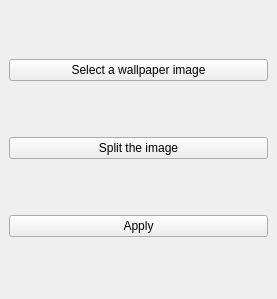
The window that wallpapersplitter.ui (l0drex/WallpaperSplitter) describes before a commit, drawn with Qt 5.
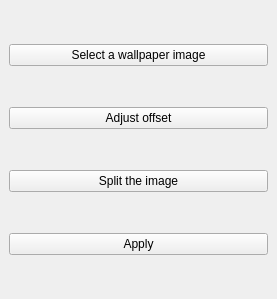
The same window after the commit.

Patch:
```diff
--- a/wallpapersplitter.ui
+++ b/wallpapersplitter.ui
@@ -22,6 +22,13 @@
       </property>
      </widget>
     </item>
+    <item>
+     <widget class="QPushButton" name="offsetButton">
+      <property name="text">
+       <string>Adjust offset</string>
+      </property>
+     </widget>
+    </item>
     <item>
      <widget class="QPushButton" name="splitButton">
       <property name="text">
```
